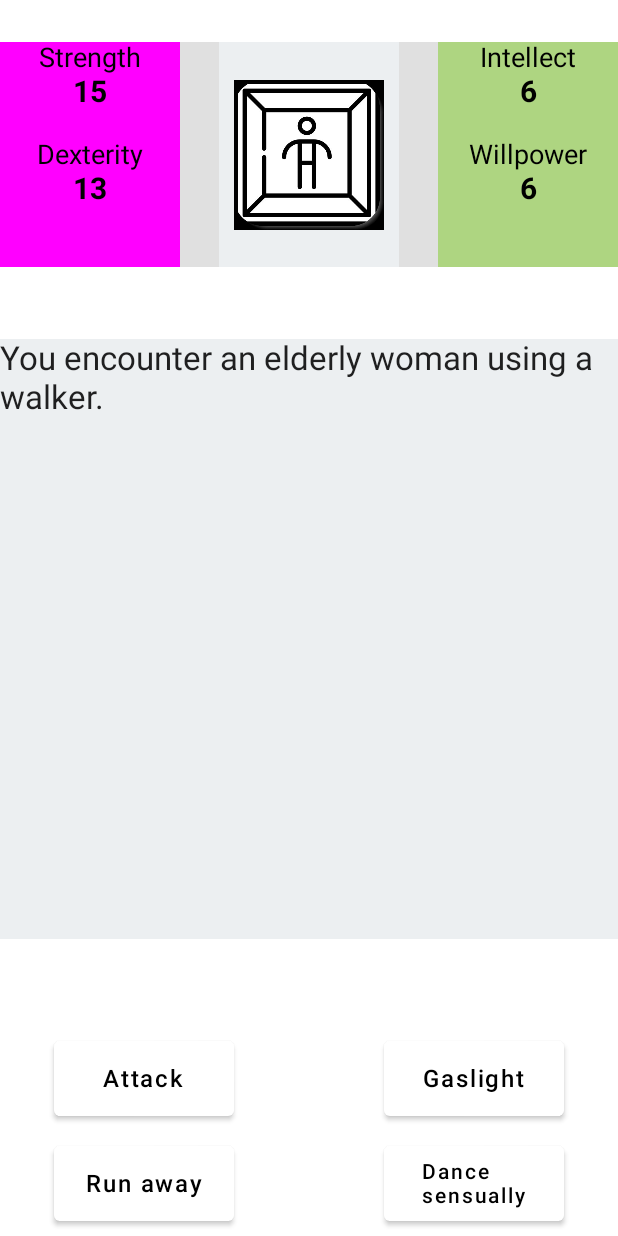
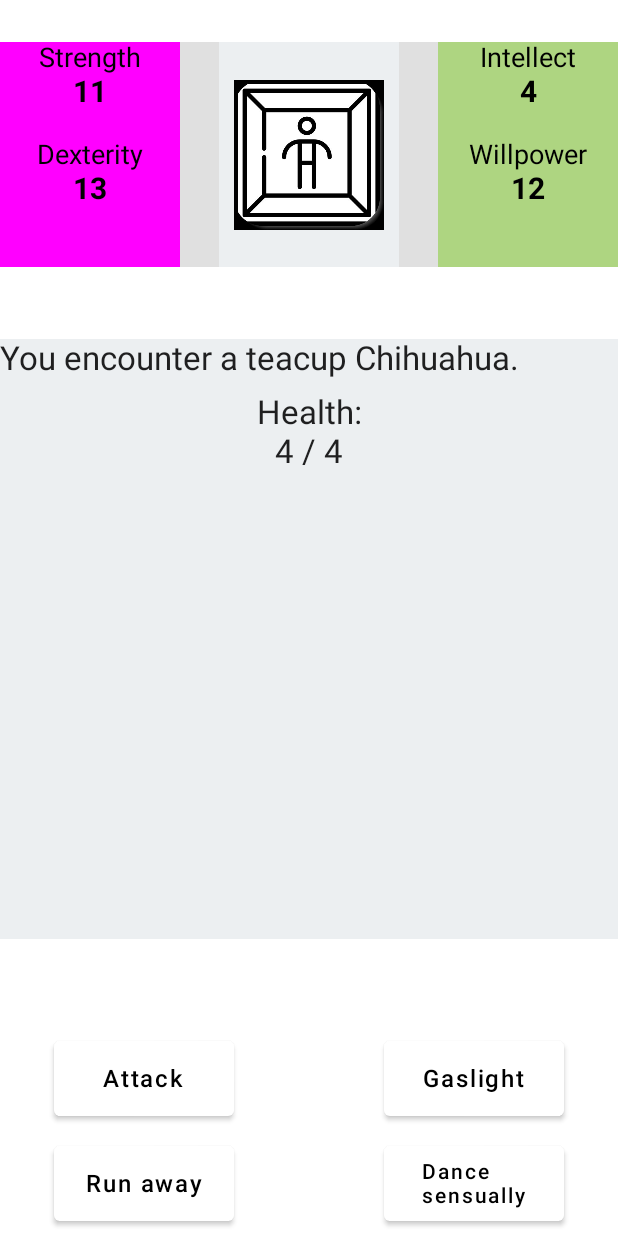
Before and after one commit to technexx/AThirdJetpackComposeStory, an Android app built with Jetpack Compose: the screen it shows after launch (MainActivity), after a tap on "Walk", on a phone screen of 412 x 824 dp. Run offline under Robolectric (Android 15) with nearby library versions, the phone set to English and light mode, and no system bars; our stand-ins replace constraintlayout-compose.

Commit message:
enemy health set + text for it

```diff
--- a/app/src/main/java/a/third/jetpack/compose/myapplication/EnemyEncounters.kt
+++ b/app/src/main/java/a/third/jetpack/compose/myapplication/EnemyEncounters.kt
@@ -6,16 +6,19 @@ class EnemyEncounters(context: Context) {
     private val creatureArrayEasy = context.resources.getStringArray(R.array.enemies_easy)
     lateinit var currentEnemy : EnemyStats
 
-    data class EnemyStats(val creatureLabel: String, val creatureString: String, val strength: Int, val dexterity: Int, val intellect: Int, val willpower: Int)
+    var startingEnemyHealth = 0
+
+    data class EnemyStats(val creatureLabel: String, val creatureString: String, val health: Int, val strength: Int, val dexterity: Int, val intellect: Int, val willpower: Int)
 
     private val enemyList = listOf(
-        EnemyStats("child", creatureArrayEasy[0], rolledStrength(2, 3), rolledDexterity(1, 1), rolledIntellect(1, 1), rolledWillpower(2, 3)),
-        EnemyStats("chihuahua", creatureArrayEasy[1], rolledStrength(1, 1), rolledDexterity(2, 3), rolledIntellect(1, 2), rolledWillpower(1, 1)),
-        EnemyStats("bike wheel", creatureArrayEasy[2], rolledStrength(2, 3), rolledDexterity(2, 3), rolledIntellect(100, 100), rolledWillpower(1, 1)),
-        EnemyStats("elderly woman", creatureArrayEasy[3], rolledStrength(1, 1), rolledDexterity(1, 1), rolledIntellect(2, 3), rolledWillpower(2, 3)),
-        EnemyStats("baby",creatureArrayEasy[4], rolledStrength(2, 3), rolledDexterity(1, 1), rolledIntellect(1, 1), rolledWillpower(2, 3))
+        EnemyStats("child", creatureArrayEasy[0], rolledHealth(3, 5), rolledStrength(2, 3), rolledDexterity(1, 1), rolledIntellect(1, 1), rolledWillpower(2, 3)),
+        EnemyStats("chihuahua", creatureArrayEasy[1], rolledHealth(3, 5), rolledStrength(1, 1), rolledDexterity(2, 3), rolledIntellect(1, 2), rolledWillpower(1, 1)),
+        EnemyStats("bike wheel", creatureArrayEasy[2], rolledHealth(5, 7), rolledStrength(2, 3), rolledDexterity(2, 3), rolledIntellect(100, 100), rolledWillpower(1, 1)),
+        EnemyStats("elderly woman", creatureArrayEasy[3], rolledHealth(1, 1), rolledStrength(4, 5), rolledDexterity(1, 1), rolledIntellect(2, 3), rolledWillpower(2, 3)),
+        EnemyStats("baby",creatureArrayEasy[4], rolledHealth(3, 5), rolledStrength(2, 3), rolledDexterity(1, 1), rolledIntellect(1, 1), rolledWillpower(2, 3))
+    )
 
-    )
+    private fun rolledHealth(min: Int, max: Int) : Int{ return rollStat(min, max)}
 
     private fun rolledStrength(min: Int, max: Int) : Int{ return rollStat(min, max)}
 
@@ -30,5 +33,9 @@ class EnemyEncounters(context: Context) {
     fun assignRandomEnemy() {
         val roll = (enemyList.indices).random()
         currentEnemy = enemyList[roll]
+
+        setStartingEnemyHealth()
     }
+
+    fun setStartingEnemyHealth() { startingEnemyHealth = currentEnemy.health }
 }
--- a/app/src/main/java/a/third/jetpack/compose/myapplication/MainActivity.kt
+++ b/app/src/main/java/a/third/jetpack/compose/myapplication/MainActivity.kt
@@ -25,6 +25,7 @@ import androidx.compose.ui.unit.sp
 import androidx.constraintlayout.compose.ConstraintLayout
 import androidx.activity.viewModels
 import androidx.compose.ui.res.stringResource
+import androidx.compose.ui.text.style.TextAlign
 
 //Todo: No weapons to start (normal person). Every day objects can be acquired. Traits like Screaming, Shaming, Threatening, etc. can all be learned.
 //Todo: Start "low" on the streets/in a van.
@@ -267,6 +268,15 @@ fun FullView() {
                     Text(text = stringResource(id = R.string.fight_enemy_lose, enemyEncounters.currentEnemy.creatureString), fontSize = 22.sp)
                 }
             }
+
+            if (stateOfEngagement != 0) {
+                Spacer(modifier = Modifier.height(10.dp))
+
+                Text(text = stringResource(id = R.string.enemy_health, enemyEncounters.currentEnemy.health, enemyEncounters.startingEnemyHealth), fontSize = 22.sp, textAlign = TextAlign.Center,
+                modifier = Modifier
+                    .fillMaxWidth()
+                )
+            }
         }
 
         Column(modifier = Modifier
--- a/app/src/main/res/values/strings.xml
+++ b/app/src/main/res/values/strings.xml
@@ -13,6 +13,7 @@
 
     <string name="walking_without_enemy">You are just walking along.</string>
     <string name="encounter_enemy">You encounter %1$s.</string>
+    <string name="enemy_health">Health:\n%1$s / %2$s</string>
 
     <string name="successful_attack">You successfully attack %1$s!</string>
     <string name="failed_attack">%1$s avoids your attack, and bonks you on the head!</string>
```
